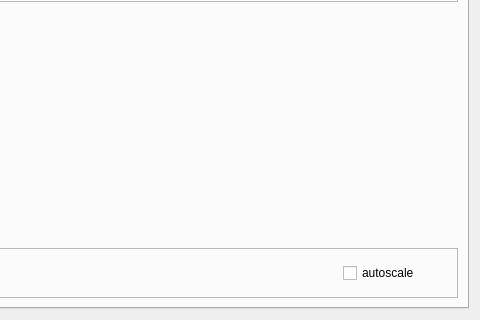
Old version of the form micromanager_gui/_ui/micromanager_gui.ui in the repository pymmcore-plus/napari-micromanager; both pictures show x 160 to 640 and y 535 to 855 of the 640 by 855 pixel window.
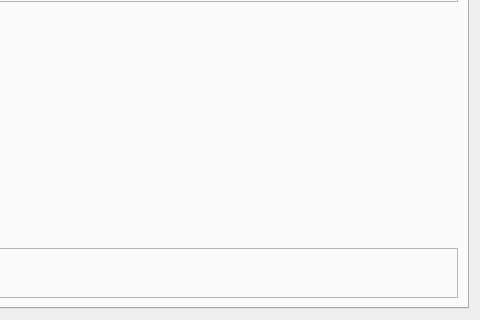
New version of the form.

Commit message: use contrast_limits

Diff of the .ui file:
```diff
--- a/micromanager_gui/_ui/micromanager_gui.ui
+++ b/micromanager_gui/_ui/micromanager_gui.ui
@@ -226,6 +226,13 @@
           <enum>QFrame::Raised</enum>
          </property>
          <layout class="QGridLayout" name="gridLayout_11">
+          <item row="0" column="1">
+           <widget class="QLabel" name="max_min_val_label">
+            <property name="text">
+             <string/>
+            </property>
+           </widget>
+          </item>
           <item row="0" column="0">
            <widget class="QLabel" name="label_18">
             <property name="enabled">
@@ -248,38 +255,6 @@
             </property>
            </widget>
           </item>
-          <item row="0" column="1">
-           <widget class="QLabel" name="max_min_val_label">
-            <property name="text">
-             <string/>
-            </property>
-           </widget>
-          </item>
-          <item row="0" column="2">
-           <widget class="QCheckBox" name="autoscale_checkBox">
-            <property name="sizePolicy">
-             <sizepolicy hsizetype="Fixed" vsizetype="Fixed">
-              <horstretch>0</horstretch>
-              <verstretch>0</verstretch>
-             </sizepolicy>
-            </property>
-            <property name="minimumSize">
-             <size>
-              <width>105</width>
-              <height>0</height>
-             </size>
-            </property>
-            <property name="maximumSize">
-             <size>
-              <width>105</width>
-              <height>16777215</height>
-             </size>
-            </property>
-            <property name="text">
-             <string>autoscale</string>
-            </property>
-           </widget>
-          </item>
          </layout>
         </widget>
        </item>
```
The commit also changes 1 other file.
